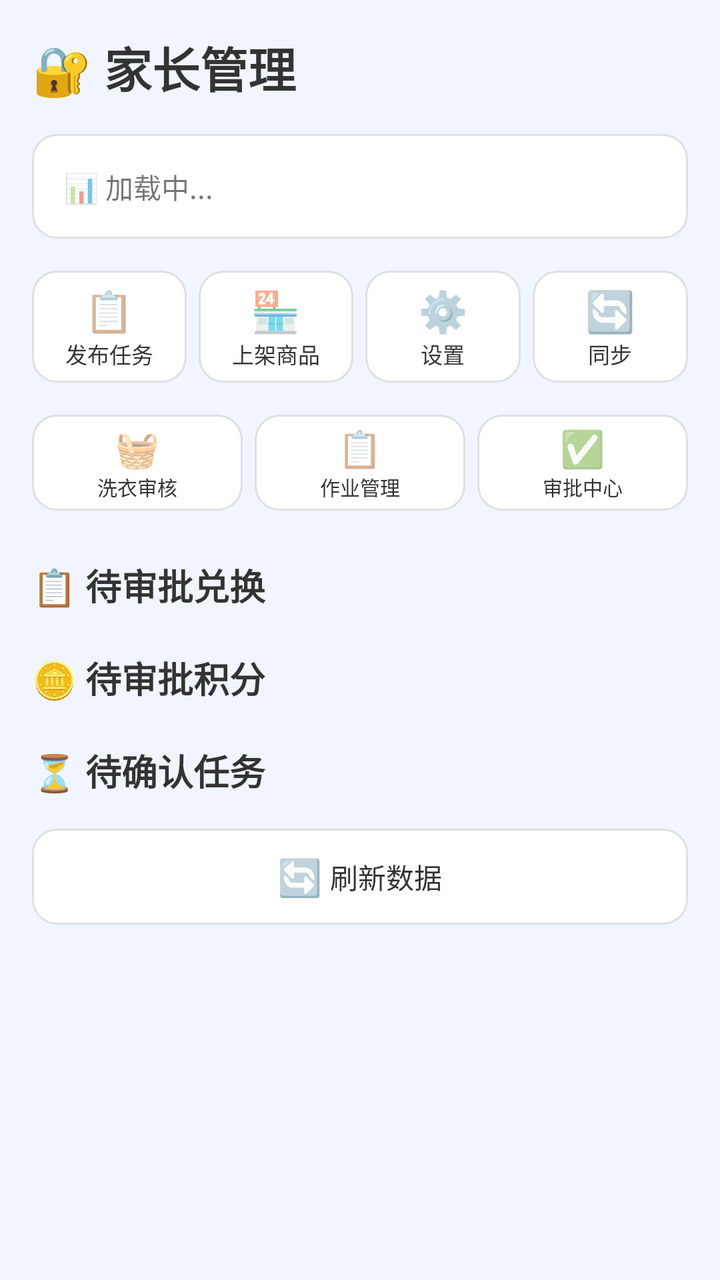
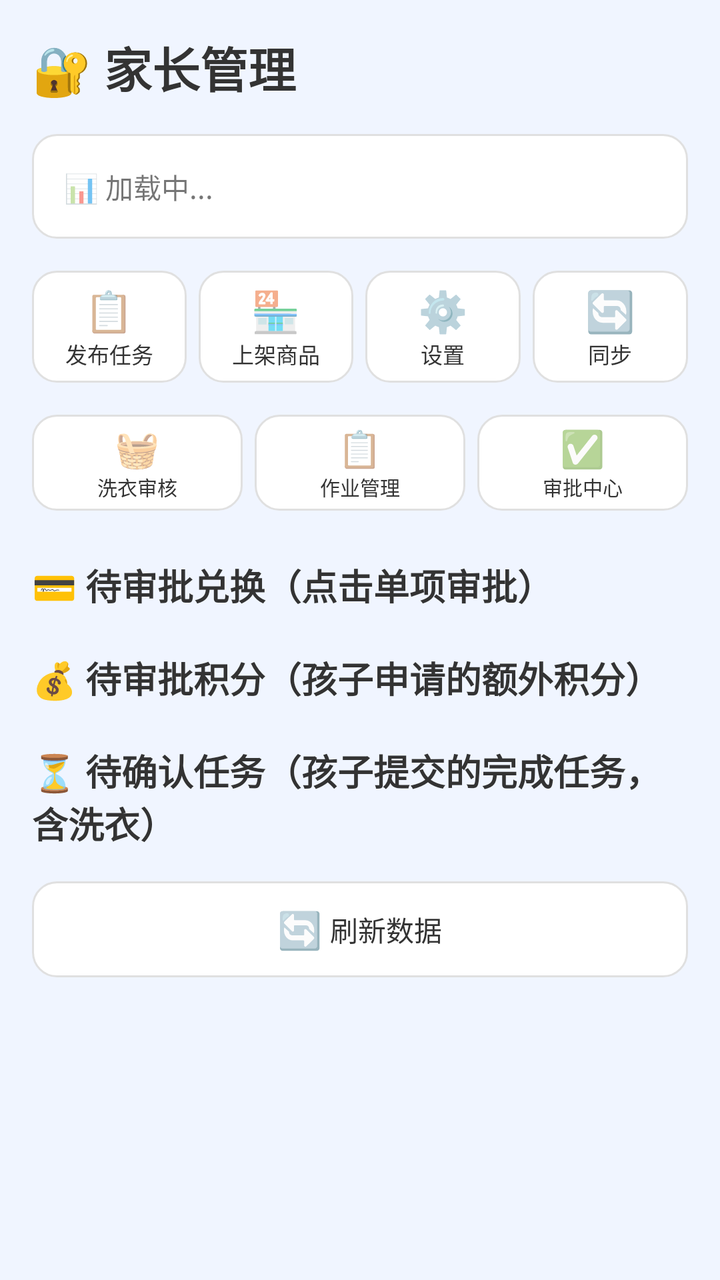

Before-and-after screenshots of an Android layout around one commit, followed by the original layout XML and the change that was made.
<!-- AndroidManifest.xml: activity theme Theme.HabitTracker.Parent -->
<!-- res/layout/activity_parent.xml -->
<?xml version="1.0" encoding="utf-8"?>
<ScrollView xmlns:android="http://schemas.android.com/apk/res/android"
    android:layout_width="match_parent"
    android:layout_height="match_parent"
    android:background="@color/background_parent">

    <LinearLayout
        android:layout_width="match_parent"
        android:layout_height="wrap_content"
        android:orientation="vertical"
        android:padding="16dp">

    <TextView
        android:layout_width="wrap_content"
        android:layout_height="wrap_content"
        android:text="🔐 家长管理"
        android:textSize="24sp"
        android:textColor="@color/text_primary"
        android:textStyle="bold"
        android:layout_marginBottom="16dp" />

    
    <TextView
        android:id="@+id/tv_parent_stats"
        android:layout_width="match_parent"
        android:layout_height="wrap_content"
        android:padding="16dp"
        android:background="@drawable/card_background"
        android:text="📊 加载中..."
        android:textSize="14sp"
        android:lineSpacingExtra="4dp"
        android:layout_marginBottom="16dp" />

    
    <LinearLayout
        android:layout_width="match_parent"
        android:layout_height="wrap_content"
        android:orientation="horizontal"
        android:gravity="center"
        android:layout_marginBottom="16dp">

        <LinearLayout
            android:id="@+id/btn_add_task"
            android:layout_width="0dp"
            android:layout_height="56dp"
            android:layout_weight="1"
            android:layout_marginEnd="6dp"
            android:gravity="center"
            android:orientation="vertical"
            android:background="@drawable/card_background"
            android:clickable="true"
            android:focusable="true"
            android:foreground="?attr/selectableItemBackground">

            <TextView
                android:layout_width="wrap_content"
                android:layout_height="wrap_content"
                android:text="📋"
                android:textSize="20sp" />

            <TextView
                android:layout_width="wrap_content"
                android:layout_height="wrap_content"
                android:text="发布任务"
                android:textSize="11sp"
                android:textColor="@color/text_primary" />
        </LinearLayout>

        <LinearLayout
            android:id="@+id/btn_add_shop_item"
            android:layout_width="0dp"
            android:layout_height="56dp"
            android:layout_weight="1"
            android:layout_marginEnd="6dp"
            android:gravity="center"
            android:orientation="vertical"
            android:background="@drawable/card_background"
            android:clickable="true"
            android:focusable="true"
            android:foreground="?attr/selectableItemBackground">

            <TextView
                android:layout_width="wrap_content"
                android:layout_height="wrap_content"
                android:text="🏪"
                android:textSize="20sp" />

            <TextView
                android:layout_width="wrap_content"
                android:layout_height="wrap_content"
                android:text="上架商品"
                android:textSize="11sp"
                android:textColor="@color/text_primary" />
        </LinearLayout>

        <LinearLayout
            android:id="@+id/btn_settings"
            android:layout_width="0dp"
            android:layout_height="56dp"
            android:layout_weight="1"
            android:layout_marginEnd="6dp"
            android:gravity="center"
            android:orientation="vertical"
            android:background="@drawable/card_background"
            android:clickable="true"
            android:focusable="true"
            android:foreground="?attr/selectableItemBackground">

            <TextView
                android:layout_width="wrap_content"
                android:layout_height="wrap_content"
                android:text="⚙️"
                android:textSize="20sp" />

            <TextView
                android:layout_width="wrap_content"
                android:layout_height="wrap_content"
                android:text="设置"
                android:textSize="11sp"
                android:textColor="@color/text_primary" />
        </LinearLayout>

        <LinearLayout
            android:id="@+id/btn_sync"
            android:layout_width="0dp"
            android:layout_height="56dp"
            android:layout_weight="1"
            android:gravity="center"
            android:orientation="vertical"
            android:background="@drawable/card_background"
            android:clickable="true"
            android:focusable="true"
            android:foreground="?attr/selectableItemBackground">

            <TextView
                android:layout_width="wrap_content"
                android:layout_height="wrap_content"
                android:text="🔄"
                android:textSize="20sp" />

            <TextView
                android:layout_width="wrap_content"
                android:layout_height="wrap_content"
                android:text="同步"
                android:textSize="11sp"
                android:textColor="@color/text_primary" />
        </LinearLayout>
    </LinearLayout>

    
    <LinearLayout
        android:layout_width="match_parent"
        android:layout_height="wrap_content"
        android:orientation="horizontal"
        android:gravity="center"
        android:layout_marginBottom="16dp">
        <LinearLayout
            android:id="@+id/btn_laundry_review"
            android:layout_width="0dp"
            android:layout_height="48dp"
            android:layout_weight="1"
            android:layout_marginEnd="6dp"
            android:gravity="center"
            android:orientation="vertical"
            android:background="@drawable/card_background"
            android:clickable="true"
            android:focusable="true"
            android:foreground="?attr/selectableItemBackground">
            <TextView
                android:layout_width="wrap_content"
                android:layout_height="wrap_content"
                android:text="🧺" android:textSize="18sp" />
            <TextView
                android:layout_width="wrap_content"
                android:layout_height="wrap_content"
                android:text="洗衣审核" android:textSize="10sp"
                android:textColor="@color/text_primary" />
        </LinearLayout>
        <LinearLayout
            android:id="@+id/btn_gate_manage"
            android:layout_width="0dp"
            android:layout_height="48dp"
            android:layout_weight="1"
            android:layout_marginEnd="6dp"
            android:gravity="center"
            android:orientation="vertical"
            android:background="@drawable/card_background"
            android:clickable="true"
            android:focusable="true"
            android:foreground="?attr/selectableItemBackground">
            <TextView
                android:layout_width="wrap_content"
                android:layout_height="wrap_content"
                android:text="📋" android:textSize="18sp" />
            <TextView
                android:layout_width="wrap_content"
                android:layout_height="wrap_content"
                android:text="作业管理" android:textSize="10sp"
                android:textColor="@color/text_primary" />
        </LinearLayout>
        <LinearLayout
            android:id="@+id/btn_approval_center"
            android:layout_width="0dp"
            android:layout_height="48dp"
            android:layout_weight="1"
            android:gravity="center"
            android:orientation="vertical"
            android:background="@drawable/card_background"
            android:clickable="true"
            android:focusable="true"
            android:foreground="?attr/selectableItemBackground">
            <TextView
                android:layout_width="wrap_content"
                android:layout_height="wrap_content"
                android:text="✅" android:textSize="18sp" />
            <TextView
                android:layout_width="wrap_content"
                android:layout_height="wrap_content"
                android:text="审批中心" android:textSize="10sp"
                android:textColor="@color/text_primary" />
        </LinearLayout>
    </LinearLayout>

        <TextView
        android:layout_width="wrap_content"
        android:layout_height="wrap_content"
        android:text="📋 待审批兑换"
        android:textSize="18sp"
        android:textColor="@color/text_primary"
        android:textStyle="bold"
        android:layout_marginTop="8dp"
        android:layout_marginBottom="8dp" />

    <androidx.recyclerview.widget.RecyclerView
        android:id="@+id/rv_pending_approvals"
        android:layout_width="match_parent"
        android:layout_height="wrap_content"
        android:nestedScrollingEnabled="false" />

    <TextView
        android:layout_width="wrap_content"
        android:layout_height="wrap_content"
        android:text="🪙 待审批积分"
        android:textSize="18sp"
        android:textColor="@color/text_primary"
        android:textStyle="bold"
        android:layout_marginTop="12dp"
        android:layout_marginBottom="8dp" />
    <androidx.recyclerview.widget.RecyclerView
        android:id="@+id/rv_pending_earnings"
        android:layout_width="match_parent"
        android:layout_height="wrap_content"
        android:nestedScrollingEnabled="false" />

    <TextView
        android:layout_width="wrap_content"
        android:layout_height="wrap_content"
        android:text="⏳ 待确认任务"
        android:textSize="18sp"
        android:textColor="@color/text_primary"
        android:textStyle="bold"
        android:layout_marginTop="12dp"
        android:layout_marginBottom="8dp" />

    <androidx.recyclerview.widget.RecyclerView
        android:id="@+id/rv_pending_tasks"
        android:layout_width="match_parent"
        android:layout_height="wrap_content"
        android:nestedScrollingEnabled="false" />

    <LinearLayout
        android:id="@+id/btn_refresh"
        android:layout_width="match_parent"
        android:layout_height="48dp"
        android:layout_marginTop="8dp"
        android:gravity="center"
        android:orientation="horizontal"
        android:background="@drawable/card_background"
        android:clickable="true"
        android:focusable="true"
        android:foreground="?attr/selectableItemBackground">

        <TextView
            android:layout_width="wrap_content"
            android:layout_height="wrap_content"
            android:text="🔄"
            android:textSize="18sp"
            android:layout_marginEnd="4dp" />

        <TextView
            android:layout_width="wrap_content"
            android:layout_height="wrap_content"
            android:text="刷新数据"
            android:textSize="14sp"
            android:textColor="@color/text_primary" />
    </LinearLayout>

</LinearLayout>

</ScrollView>
<!-- resources referenced by this layout -->
<resources>
  <color name="background_parent">#F0F5FF</color>
  <color name="text_primary">#333333</color>
  <!-- drawable card_background (drawable) -->
  <?xml version="1.0" encoding="utf-8"?>
  <shape xmlns:android="http://schemas.android.com/apk/res/android"
      android:shape="rectangle">
      <solid android:color="@color/white" />
      <corners android:radius="12dp" />
      <stroke android:width="1dp" android:color="#E0E0E0" />
  </shape>
  <style name="Theme.HabitTracker.Parent" parent="Theme.HabitTracker">
          <item name="colorPrimary">@color/parent_blue</item>
          <item name="android:statusBarColor">@color/background_parent</item>
      </style>
  <color name="white">#FFFFFF</color>
  <style name="Theme.HabitTracker" parent="Theme.MaterialComponents.Light.NoActionBar">
          <item name="colorPrimary">@color/child_pink</item>
          <item name="colorPrimaryVariant">@color/child_pink_light</item>
          <item name="colorOnPrimary">@color/white</item>
          <item name="colorSecondary">@color/child_green</item>
          <item name="android:statusBarColor">@color/child_pink_light</item>
      </style>
  <color name="parent_blue">#2196F3</color>
  <color name="child_pink">#FF6B9D</color>
  <color name="child_pink_light">#FFF0F5</color>
  <color name="child_green">#4CAF50</color>
</resources>

<!-- the commit's change to res/layout/activity_parent.xml (unified diff, before → after) -->
@@ -224,7 +224,7 @@
         <TextView
         android:layout_width="wrap_content"
         android:layout_height="wrap_content"
-        android:text="📋 待审批兑换"
+        android:text="💳 待审批兑换（点击单项审批）"
         android:textSize="18sp"
         android:textColor="@color/text_primary"
         android:textStyle="bold"
@@ -240,7 +240,7 @@
     <TextView
         android:layout_width="wrap_content"
         android:layout_height="wrap_content"
-        android:text="🪙 待审批积分"
+        android:text="💰 待审批积分（孩子申请的额外积分）"
         android:textSize="18sp"
         android:textColor="@color/text_primary"
         android:textStyle="bold"
@@ -255,7 +255,7 @@
     <TextView
         android:layout_width="wrap_content"
         android:layout_height="wrap_content"
-        android:text="⏳ 待确认任务"
+        android:text="⏳ 待确认任务（孩子提交的完成任务，含洗衣）"
         android:textSize="18sp"
         android:textColor="@color/text_primary"
         android:textStyle="bold"
